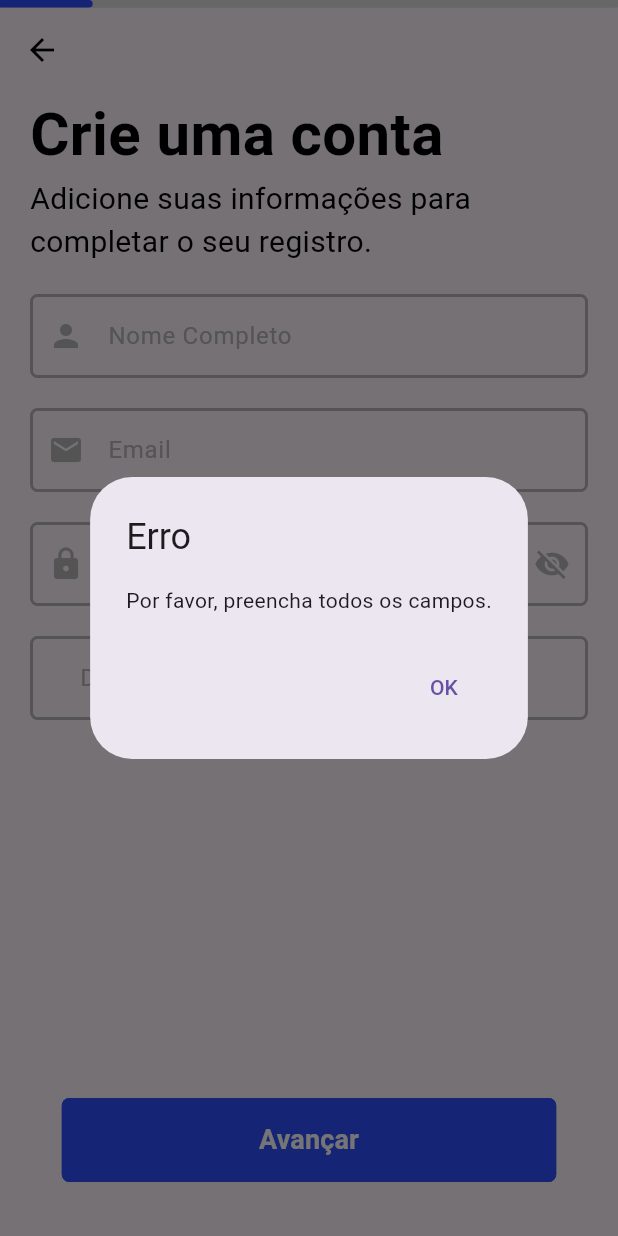
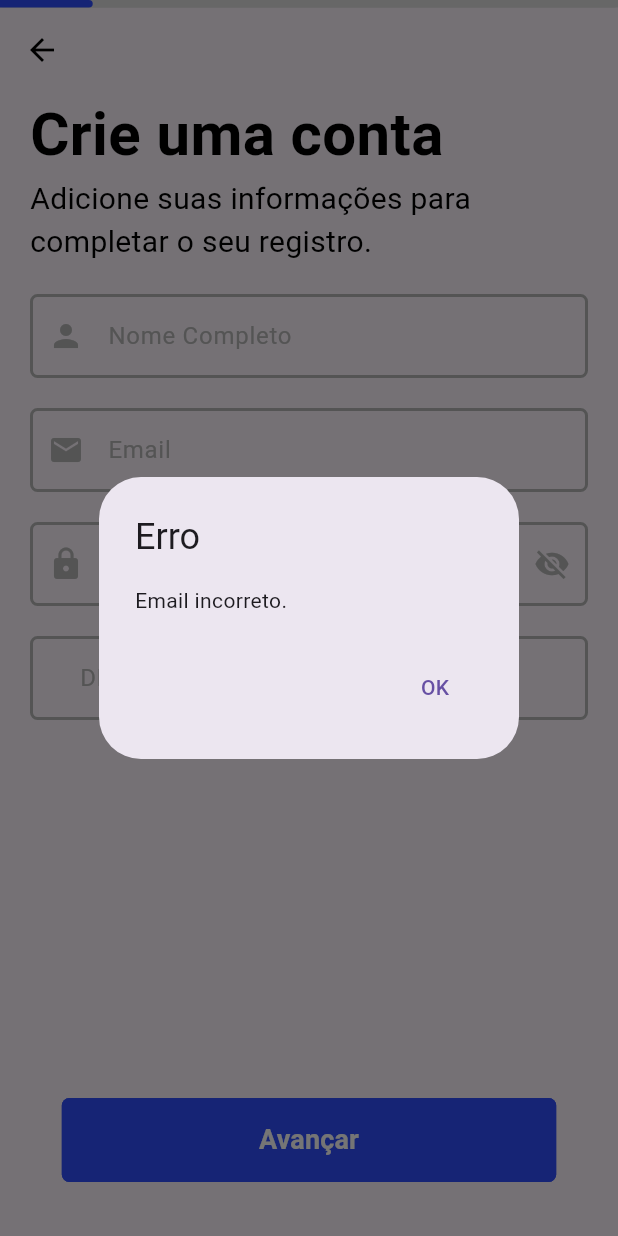
Before and after one commit to formatechsolutions/Buscador-de-pre-o, a Flutter app: the RegisterPage screen opened by its route, after a tap on "Avançar", on a phone screen of 412 x 824 dp. Run offline on Flutter 3.47's test engine with Material 3 defaults, Android fonts, the phone set to English and light mode, and no system bars; our stand-ins replace email_validator, flutter_secure_storage, get, shared_preferences; accounts and stored records are empty; Roboto replaces fonts that are missing (Poppins).

Commit message:
email validator

```diff
--- a/lib/core/pages/register/register_controller.dart
+++ b/lib/core/pages/register/register_controller.dart
@@ -1,3 +1,4 @@
+import 'package:email_validator/email_validator.dart';
 import 'package:flutter/material.dart';
 import 'package:get/get.dart';
 
@@ -9,17 +10,43 @@ class RegisterPageController extends GetxController {
   final TextEditingController passwordController = TextEditingController();
   final TextEditingController dddController = TextEditingController();
   final TextEditingController phoneController = TextEditingController();
+  final TextEditingController cpfController = TextEditingController();
+  final TextEditingController cepController = TextEditingController();
+  final TextEditingController addressController = TextEditingController();
 
-  bool validateFields() {
+  bool validateFields(int etapa) {
+    if (etapa == 1) {
       return nameController.text.isNotEmpty &&
           emailController.text.isNotEmpty &&
           passwordController.text.isNotEmpty &&
           dddController.text.isNotEmpty &&
           phoneController.text.isNotEmpty;
+    } else if (etapa == 2) {
+      return cpfController.text.isNotEmpty &&
+          cepController.text.isNotEmpty &&
+          addressController.text.isNotEmpty;
+    } else {
+      return false;
+    }
   }
 
   void goToRegisterPageEtapa(int etapa, BuildContext context) {
-  if (validateFields()) {
+    if (!EmailValidator.validate(emailController.text)) {
+      showDialog(
+        context: context,
+        builder: (context) => AlertDialog(
+          title: const Text("Erro"),
+          content: const Text("Email incorreto."),
+          actions: [
+            TextButton(
+              onPressed: () => Navigator.pop(context),
+              child: const Text("OK"),
+            ),
+          ],
+        ),
+      );
+    } else {
+      if (validateFields(etapa)) {
         registerPageEtapa.value = etapa;
       } else {
         showDialog(
@@ -38,3 +65,4 @@ class RegisterPageController extends GetxController {
       }
     }
   }
+}
--- a/pubspec.yaml
+++ b/pubspec.yaml
@@ -16,6 +16,7 @@ dependencies:
   package_info_plus: ^8.1.1
   flutter_lints: ^5.0.0
   http: ^1.2.2
+  email_validator: ^3.0.0
 
 dev_dependencies:
   flutter_test:
```
Also changed, not shown: lib/core/pages/register/forms/second_form.dart (+12 -5 lines), pubspec.lock. Lines whose indentation alone changed are shown as unchanged.
